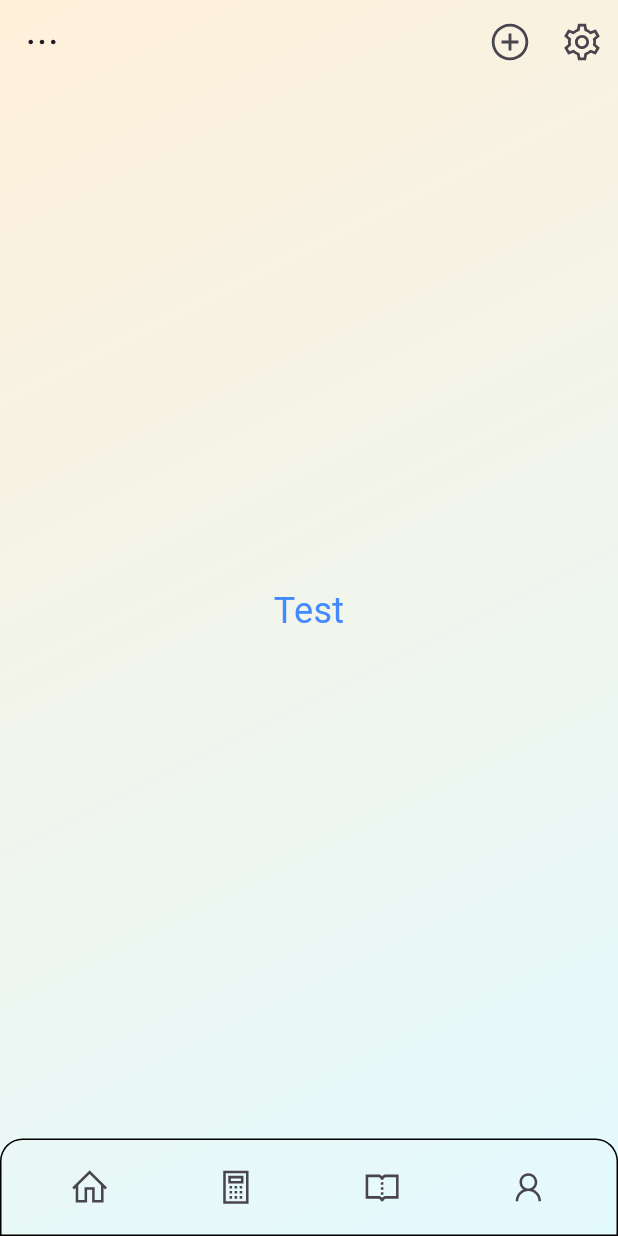
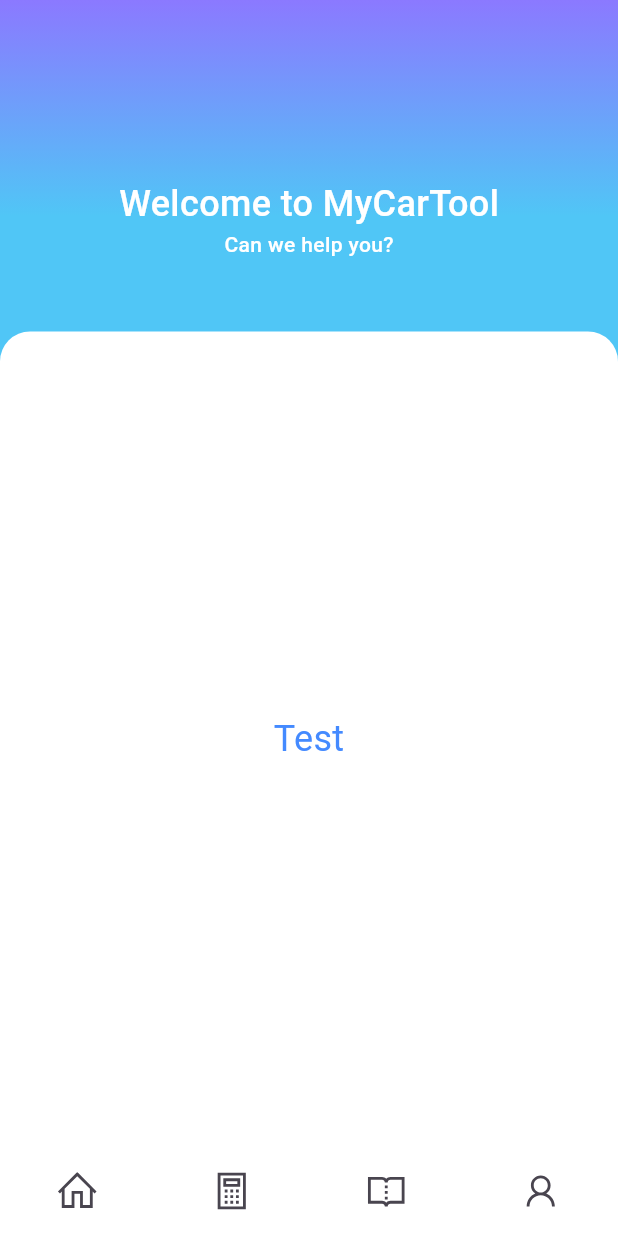
Before and after one commit to Emiresk/CarLibProto, a Flutter app: the screen it shows after launch, on a phone screen of 412 x 824 dp. Run offline on Flutter 3.47's test engine with Material 3 defaults, Android fonts, the phone set to English and light mode, and no system bars; our stand-ins replace auto_size_text, go_router, icons_plus.

Commit message:
Redesign page

```diff
--- a/lib/Application/Pages/PageStart/page_start.dart
+++ b/lib/Application/Pages/PageStart/page_start.dart
@@ -33,59 +33,74 @@ class PageStartStateComponent extends State<PageStart> {
   @override
   Widget build(BuildContext context) {
     return SafeArea(
-      child: Container (
+      child: Container(
         decoration: const BoxDecoration(
           gradient: LinearGradient(
-              begin: Alignment.bottomRight,
-              end: Alignment.topLeft,
               colors: <Color>[
-                Color(0xFFe3faff),
-                Color(0xFFfff0d9),
-              ]
+                Color(0xFF8b79ff),
+                Color(0xFF50c6f6),
+                Color(0xFF50c6f6),
+              ],
+            begin: Alignment.topCenter,
+            end: Alignment.center,
+            stops: [ 0, 0.35, 1 ],
           ),
         ),
-        child: Scaffold (
-          backgroundColor: Colors.transparent,
+        child: Scaffold(
           appBar: AppBar(
             backgroundColor: Colors.transparent,
-            actions: [
-              Row(
-                mainAxisAlignment: MainAxisAlignment.spaceBetween,
-                children: [
-                  IconButton(
-                      onPressed: ()=>{} ,
-                      icon: const Icon(
-                        LineAwesome.plus_circle_solid,
-                        size: 30,
-                      )
-                  ),
-                  IconButton(
-                      onPressed: ()=>{} ,
-                      icon: const Icon(
-                        LineAwesome.cog_solid,
-                        size: 30,
-                      )
-                  ),
-                ],
-              )
-            ],
-            leading: IconButton(
-              onPressed: () => print ("Click"),
-              icon: Icon(LineAwesome.ellipsis_h_solid),
-            ),
+          ),
+          backgroundColor: Colors.transparent,
+          body: Container(
+            margin: const EdgeInsets.only(top: 25),
+            child: Column (
+              children: [
+                Container(
+                  alignment: Alignment.center,
+                  height: 130,
+                  child: const Column(
+                    mainAxisAlignment: MainAxisAlignment.center,
+                    children: [
+                      Text("Welcome to MyCarTool", style: TextStyle(
+                        color: Colors.white,
+                        fontSize: 24,
+                        fontWeight: FontWeight.w500
+                      )),
+                      Text("Can we help you?", style: TextStyle(
+                          color: Colors.white,
+                          fontWeight: FontWeight.w500
+                      )),
+                    ],
+                  )
+                ),
+                const SizedBox(
+                  height: 10,
+                ),
+                Expanded(
+                    child: Container(
+                      decoration: const BoxDecoration(
+                        color: Colors.white,
+                        borderRadius: BorderRadius.only(
+                          topLeft: Radius.circular(20),
+                          topRight: Radius.circular(20),
+                        ),
+                      ),
+
+                      child: AnimatedSwitcher(
+                        duration: Duration(milliseconds: 600),
+                        switchInCurve: Curves.easeIn,
+                        child: _selectedWidget,
+                      ),
+                    )
+                )
+              ],
+            )
           ),
           bottomNavigationBar: Container(
-            height: 65,
-            padding: EdgeInsets.all(10),
-            decoration: BoxDecoration(
-              borderRadius: BorderRadius.only(
-                  topLeft: Radius.circular(15),
-                  topRight: Radius.circular(15)
-              ),
-              border: Border.all(
-                color: Colors.black,
-              )
+            decoration: const BoxDecoration(
+              color: Colors.white,
             ),
+            height: 60,
             child: Row(
               mainAxisAlignment: MainAxisAlignment.spaceAround,
               children: [
@@ -101,13 +116,11 @@ class PageStartStateComponent extends State<PageStart> {
                     icon: Icon(LineAwesome.calculator_solid )
                 ),
                 IconButton(
-
                     iconSize: 30,
                     onPressed: () => print("Click"),
                     icon: Icon(LineAwesome.book_open_solid)
                 ),
                 IconButton(
-
                     iconSize: 30,
                     onPressed: () => print("Click"),
                     icon: Icon(LineAwesome.user)
@@ -115,16 +128,8 @@ class PageStartStateComponent extends State<PageStart> {
               ],
             ),
           ),
-          body: Container(
-            margin: const EdgeInsets.all(15),
-            child: AnimatedSwitcher(
-              duration: Duration(milliseconds: 600),
-              switchInCurve: Curves.easeIn,
-              child: _selectedWidget,
-            ),
-          )
-        ),
-      ),
+        )
+      )
     );
   }
 }
```
